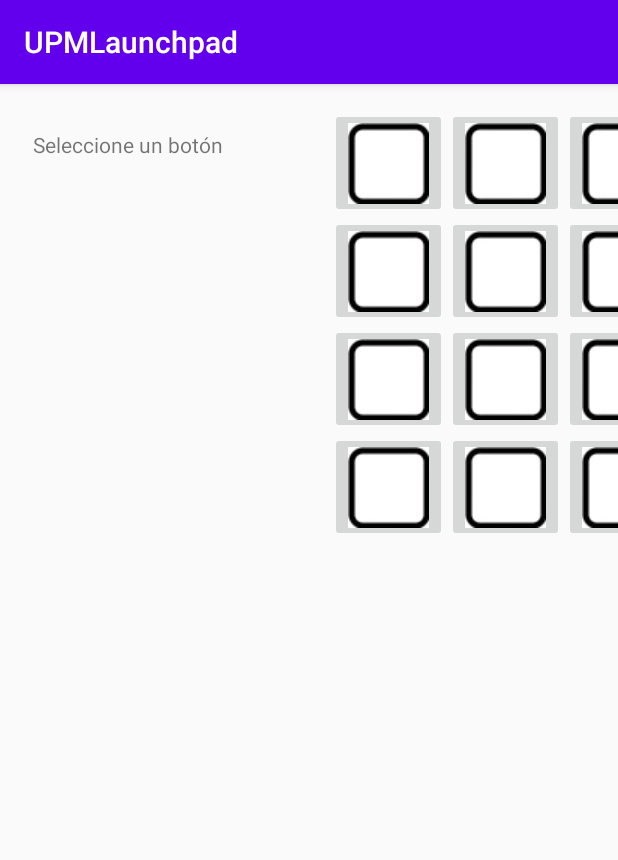
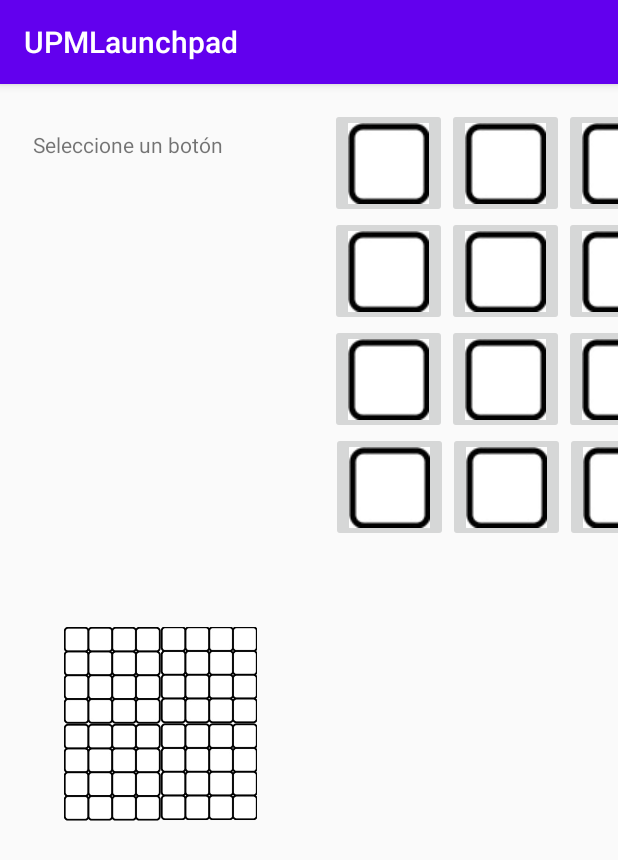
Before and after one commit to UPMLaunchpad/AppLaunchpad, an Android app: the NumeroBoton screen opened directly, with no data from a screen before it, on a phone screen of 412 x 824 dp. Shown: the top 860 px of the screen. Run offline under Robolectric (Android 15) with nearby library versions, the phone set to English and light mode, and no system bars; 1 statement that could not run was skipped.

Commit message:
Añadido el localizador de cuadrante actual y sus recursos relacionados

```diff
--- a/app/src/main/java/com/example/app/NumeroBoton.java
+++ b/app/src/main/java/com/example/app/NumeroBoton.java
@@ -3,17 +3,22 @@ package com.example.app;
 import androidx.appcompat.app.AppCompatActivity;
 
 import android.os.Bundle;
+import android.widget.ImageView;
 
 public class NumeroBoton extends AppCompatActivity {
 
     private int cuadrante;
+
+    private ImageView cuad;
 
 
     @Override
     protected void onCreate(Bundle savedInstanceState) {
         super.onCreate(savedInstanceState);
         setContentView(R.layout.activity_numeroboton);
+        cuad = (ImageView) findViewById(R.id.numeroCuadrante);
         this.obtenerCuadrante();
+
   //      System.out.println(cuadrante);
 
     }
@@ -21,6 +26,25 @@ public class NumeroBoton extends AppCompatActivity {
 public void obtenerCuadrante(){
     Bundle datos = this.getIntent().getExtras();
     cuadrante = datos.getInt("Cuadrante");
+    switch (cuadrante) {
+        case 1:
+             cuad.setImageResource(R.drawable.cuadrante1);
+             break;
+        case 2:
+            cuad.setImageResource(R.drawable.cuadrante2);
+            break;
+        case 3:
+            cuad.setImageResource(R.drawable.cuadrante3);
+            break;
+        case 4:
+            cuad.setImageResource(R.drawable.cuadrante4);
+            break;
+        default:
+            cuad.setImageResource(R.drawable.completo);
+            break;
+
+
+    }
 }
 
 
--- a/app/src/main/res/layout/activity_numeroboton.xml
+++ b/app/src/main/res/layout/activity_numeroboton.xml
@@ -181,4 +181,17 @@
         app:layout_constraintTop_toTopOf="parent"
         app:layout_constraintVertical_bias="0.041" />
 
+    <ImageView
+        android:id="@+id/numeroCuadrante"
+        android:layout_width="131dp"
+        android:layout_height="129dp"
+        android:layout_marginStart="41dp"
+        android:layout_marginTop="141dp"
+        android:layout_marginEnd="48dp"
+        android:layout_marginBottom="106dp"
+        app:layout_constraintBottom_toBottomOf="parent"
+        app:layout_constraintEnd_toStartOf="@+id/Button13"
+        app:layout_constraintStart_toStartOf="parent"
+        app:layout_constraintTop_toBottomOf="@+id/textView" />
+
 </androidx.constraintlayout.widget.ConstraintLayout>
```
Also changed, not shown: app/src/main/res/drawable/completo.png (added), app/src/main/res/drawable/cuadrante1.png (added), app/src/main/res/drawable/cuadrante2.png (added), app/src/main/res/drawable/cuadrante3.png (added), app/src/main/res/drawable/cuadrante4.png (added).
